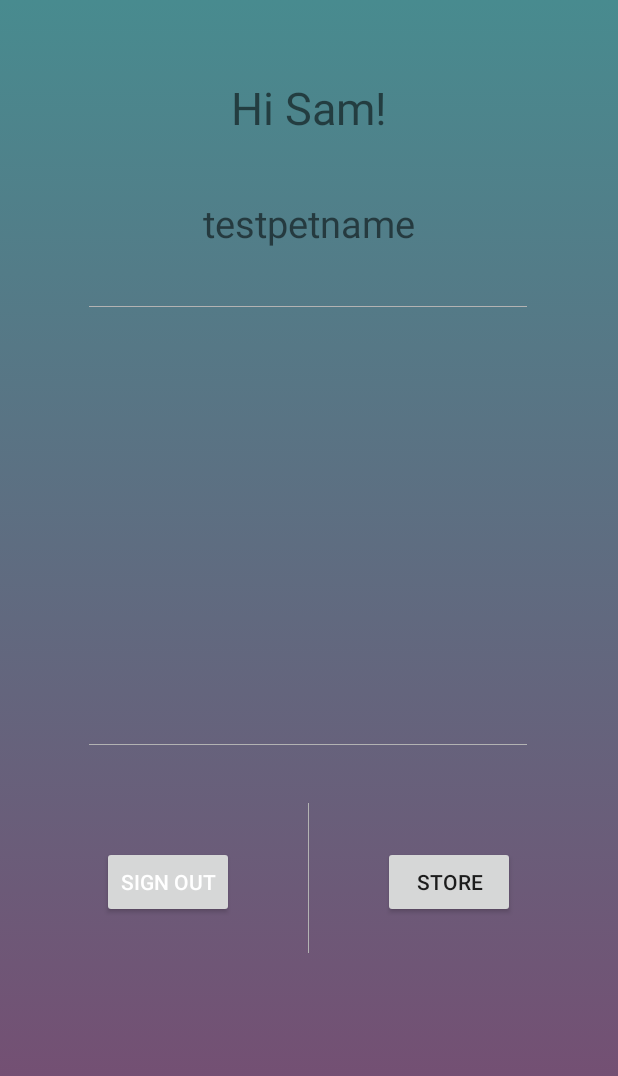
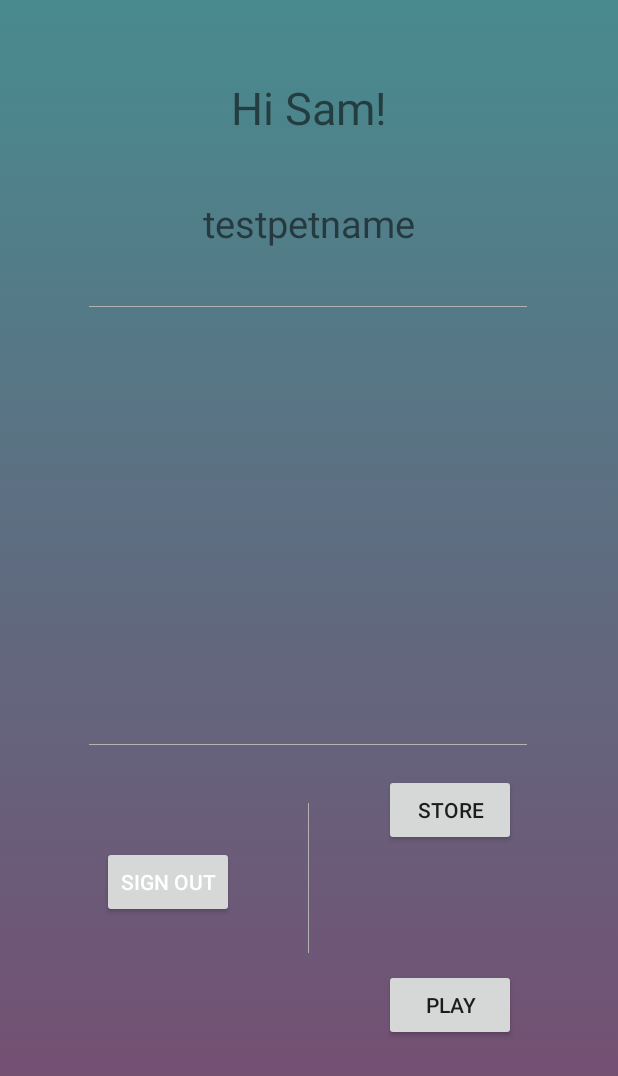
Before and after one commit to ChampBVT/Memarize, an Android app: the layout activity_main.xml on its own in the app's theme, with its tools: preview values and no code run, on a phone screen of 412 x 824 dp. Shown: the top 1076 px of the screen. Run offline under Robolectric (Android 15) with nearby library versions, the light colour scheme and no system bars.

Commit message:
fixed and now working

```diff
--- a/app/src/main/java/com/wireless/memarize/Chapter.kt
+++ b/app/src/main/java/com/wireless/memarize/Chapter.kt
@@ -1,4 +1,4 @@
 package com.wireless.memarize
 
-data class Chapter(val chapterTitle:String, val wordCount: Int) {
+data class Chapter(val title:String, val wordsLearnt: Int, val wordsTotal: Int, val src: Int) {
 }
--- a/app/src/main/res/layout/activity_main.xml
+++ b/app/src/main/res/layout/activity_main.xml
@@ -91,10 +91,25 @@
         android:id="@+id/store"
         android:layout_width="wrap_content"
         android:layout_height="wrap_content"
-        android:layout_marginStart="255dp"
-        android:layout_marginTop="564dp"
+        android:layout_marginStart="256dp"
+        android:layout_marginTop="516dp"
         android:text="Store"
         app:layout_constraintStart_toStartOf="parent"
         app:layout_constraintTop_toTopOf="parent" />
 
+    <Button
+        android:id="@+id/play"
+        android:layout_width="wrap_content"
+        android:layout_height="wrap_content"
+        android:layout_marginStart="255dp"
+        android:layout_marginTop="605dp"
+        android:layout_marginEnd="68dp"
+        android:layout_marginBottom="90dp"
+        android:text="Play"
+        app:layout_constraintBottom_toBottomOf="parent"
+        app:layout_constraintEnd_toEndOf="parent"
+        app:layout_constraintStart_toStartOf="parent"
+        app:layout_constraintTop_toTopOf="parent" />
+
+
 </androidx.constraintlayout.widget.ConstraintLayout>
```
Also changed, not shown: app/src/main/AndroidManifest.xml (+8 -4 lines), app/src/main/java/com/wireless/memarize/ChapterActivity.kt (+15 -8 lines), app/src/main/java/com/wireless/memarize/ChapterRecyclerViewAdapter.kt (+21 -6 lines), app/src/main/java/com/wireless/memarize/MainActivity.kt (+10 -0 lines), app/src/main/res/layout/activity_chapter.xml (+5 -2 lines), app/src/main/res/layout/chapter.xml (+11 -10 lines), app/build.gradle (line endings or trailing spaces).
